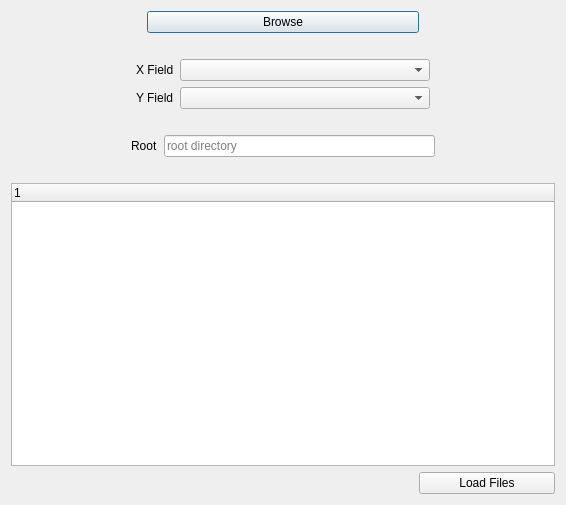
silverkey1710/CSV-Batch-Import, file csv_layers_list_dialog_base.ui: the form before one commit.
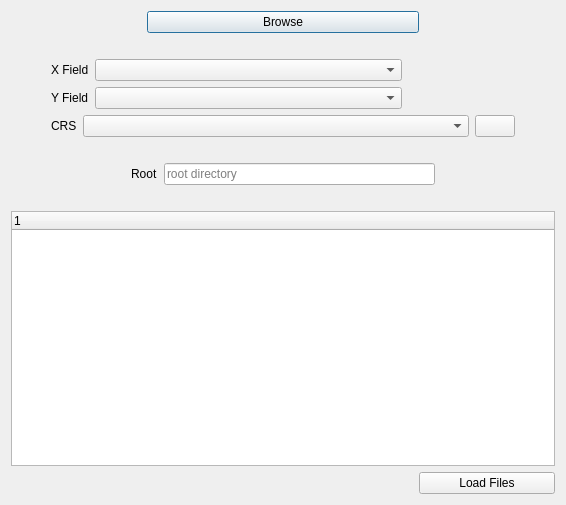
The form after the commit. Icons and pictures are not drawn.

```diff
--- a/csv_layers_list_dialog_base.ui
+++ b/csv_layers_list_dialog_base.ui
@@ -65,7 +65,7 @@
     </spacer>
    </item>
    <item>
-    <layout class="QHBoxLayout" name="horizontalLayout_5" stretch="1,0,2,1">
+    <layout class="QHBoxLayout" name="horizontalLayout_5" stretch="0,0,2,1">
      <item>
       <spacer name="horizontalSpacer_4">
        <property name="orientation">
@@ -105,7 +105,7 @@
     </layout>
    </item>
    <item>
-    <layout class="QHBoxLayout" name="horizontalLayout_7" stretch="1,0,2,1">
+    <layout class="QHBoxLayout" name="horizontalLayout_7" stretch="0,0,2,1">
      <item>
       <spacer name="horizontalSpacer_6">
        <property name="orientation">
@@ -144,6 +144,73 @@
      </item>
     </layout>
    </item>
+   <item>
+    <layout class="QHBoxLayout" name="horizontalLayout_2" stretch="0,0,2,0,0">
+     <item>
+      <spacer name="horizontalSpacer_13">
+       <property name="orientation">
+        <enum>Qt::Horizontal</enum>
+       </property>
+       <property name="sizeHint" stdset="0">
+        <size>
+         <width>40</width>
+         <height>20</height>
+        </size>
+       </property>
+      </spacer>
+     </item>
+     <item>
+      <widget class="QLabel" name="label_2">
+       <property name="text">
+        <string>CRS</string>
+       </property>
+      </widget>
+     </item>
+     <item>
+      <widget class="QComboBox" name="crs_cmbBox">
+       <property name="statusTip">
+        <string/>
+       </property>
+       <property name="whatsThis">
+        <string/>
+       </property>
+       <property name="autoFillBackground">
+        <bool>false</bool>
+       </property>
+       <property name="maxVisibleItems">
+        <number>2</number>
+       </property>
+      </widget>
+     </item>
+     <item>
+      <widget class="QPushButton" name="crs_btn">
+       <property name="text">
+        <string/>
+       </property>
+       <property name="icon">
+        <iconset>
+         <normaloff>CRS_icon.png</normaloff>CRS_icon.png</iconset>
+       </property>
+       <property name="checkable">
+        <bool>false</bool>
+       </property>
+      </widget>
+     </item>
+     <item>
+      <spacer name="horizontalSpacer_14">
+       <property name="orientation">
+        <enum>Qt::Horizontal</enum>
+       </property>
+       <property name="sizeHint" stdset="0">
+        <size>
+         <width>40</width>
+         <height>20</height>
+        </size>
+       </property>
+      </spacer>
+     </item>
+    </layout>
+   </item>
    <item>
     <spacer name="horizontalSpacer_12">
      <property name="orientation">
```
